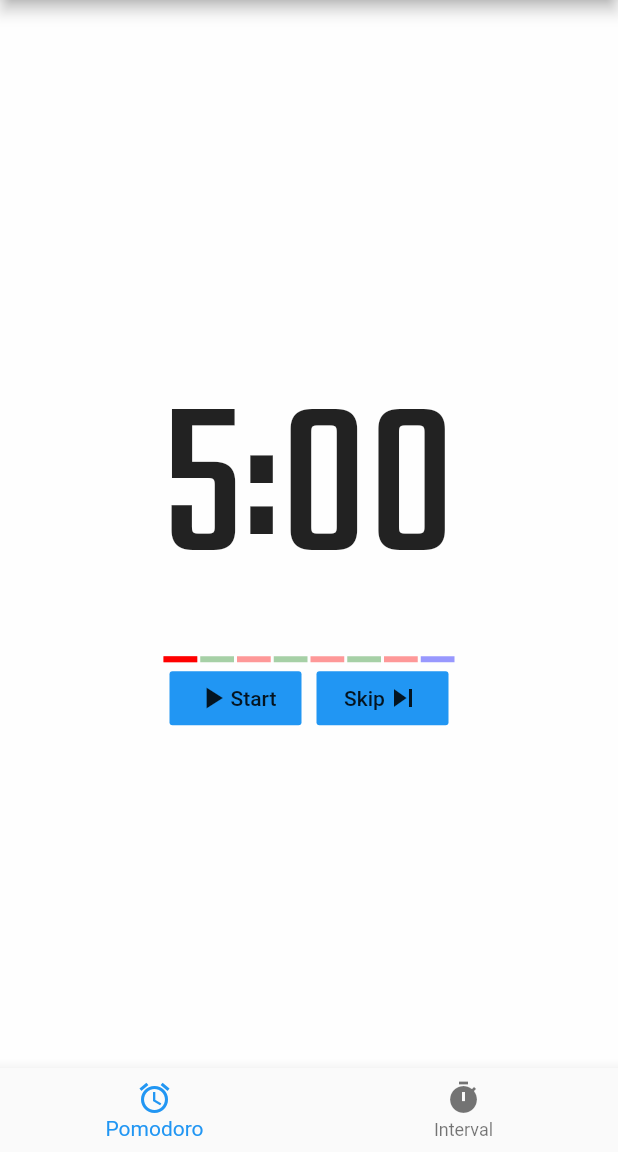
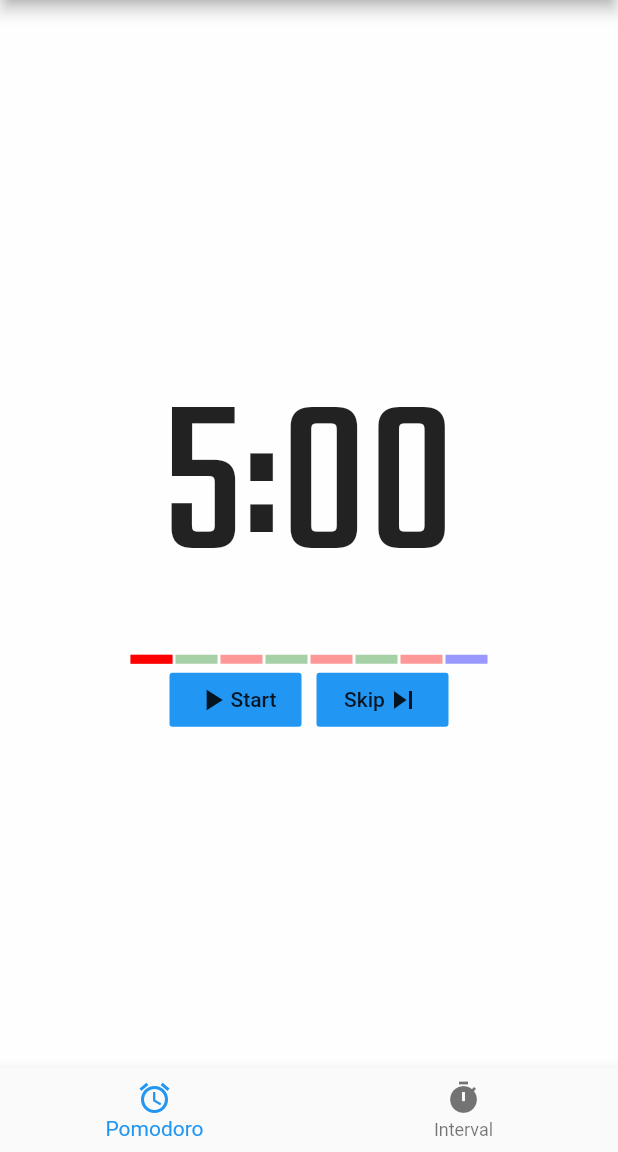
Before and after one commit to gunawanlie/timie, a Flutter app: the screen it shows after launch, after a tap on "Start", after a tap on "Skip", on a phone screen of 412 x 824 dp, the part 84-1236 px from its top. Run offline on Flutter 3.47's test engine with Material 2 defaults, Android fonts, the phone set to English and light mode, and no system bars; our stand-ins replace shared_preferences.

Commit message:
linear progress indicators used fix size

```diff
--- a/lib/pomodoro.dart
+++ b/lib/pomodoro.dart
@@ -188,11 +188,13 @@ class _PomodoroState extends State<Pomodoro> with SingleTickerProviderStateMixin
     for (int i=0; i<pomodoro.count(); i++) {
       double value = (i < pomodoro.currentTaskIndex() ? 1.0 : (i > pomodoro.currentTaskIndex() ? 0.0 : _animationController.value));
 
-      _indicators.add(Expanded(
+      _indicators.add(SizedBox(
         child: Container(
           child: _progressIndicator(pomodoro.task(i), value),
           padding: EdgeInsets.symmetric(horizontal: 1.0),
         ),
+        height: 6,
+        width: 30,
       ));
     }
 
```
